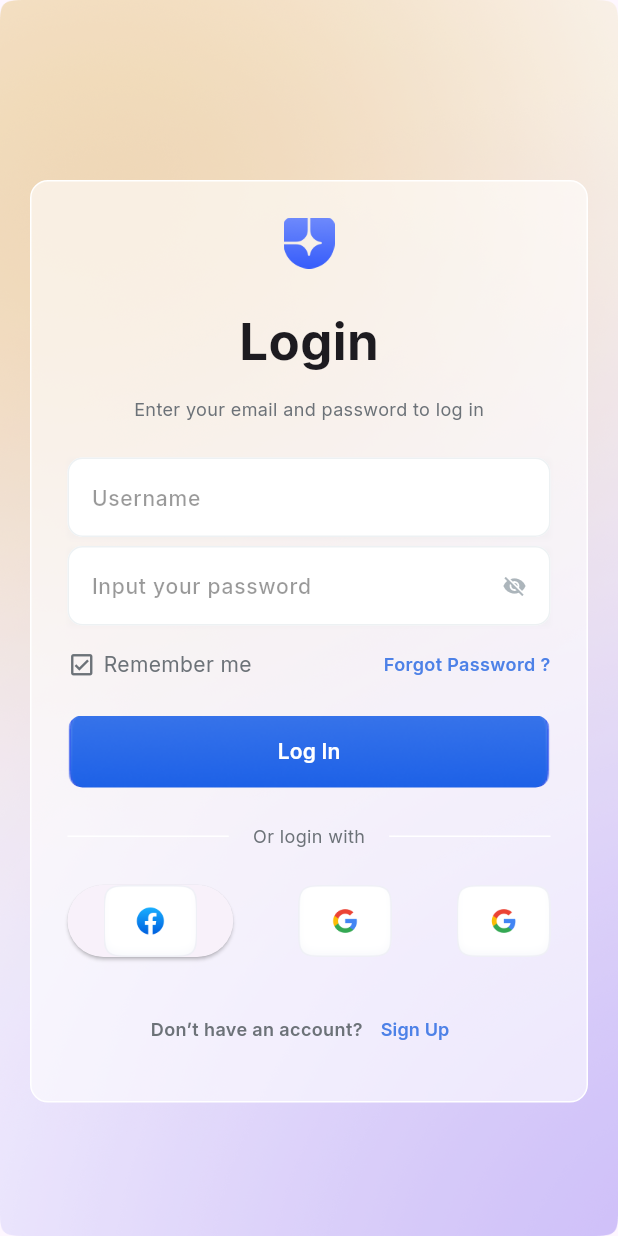
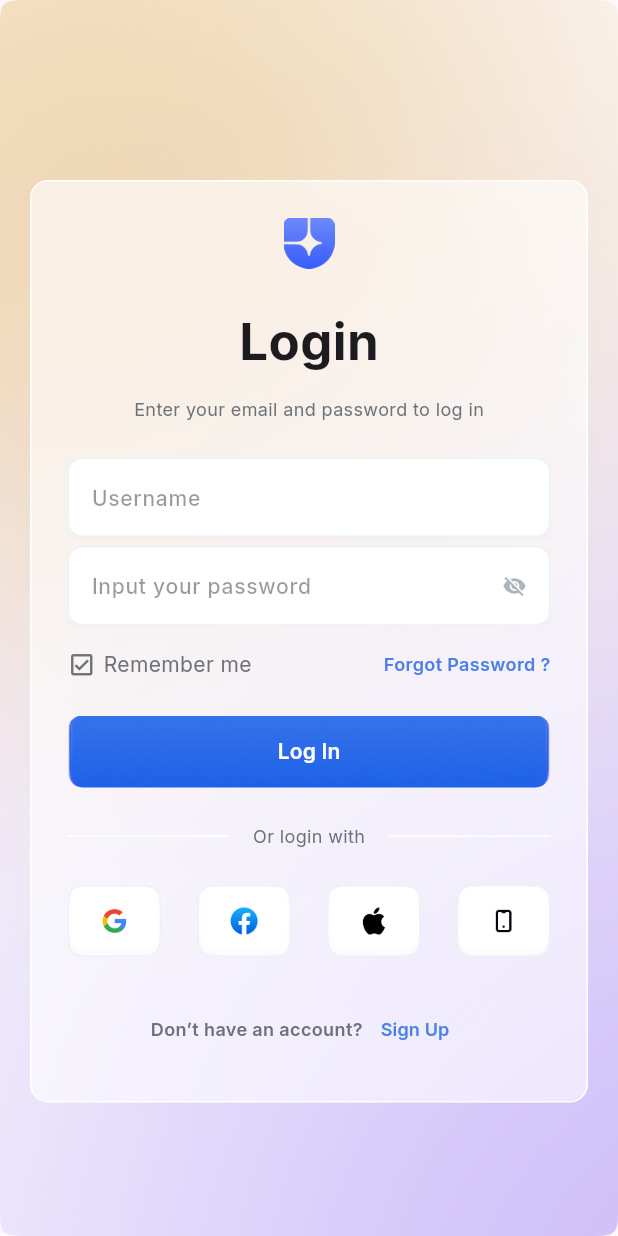
Before and after one commit to minipingu/veranza_labs, a Flutter app: the screen it shows after launch, on a phone screen of 412 x 824 dp. Run offline on Flutter 3.47's test engine with Material 3 defaults, Android fonts, the phone set to English and light mode, and no system bars; our stand-ins replace google_fonts.

Commit message:
reusable masssssss

```diff
--- /dev/null
+++ b/lib/pages/components/another_login.dart
@@ -0,0 +1,31 @@
+import 'package:flutter/material.dart';
+
+class AnotherLogin extends StatefulWidget {
+  final String path;
+  const new({super.key, required this.path});
+
+  @override
+  State<AnotherLogin> createState() => _AnotherLoginState();
+}
+
+class _AnotherLoginState extends State<AnotherLogin> {
+  @override
+  Widget build(BuildContext context) {
+    return Container(
+      width: 62.5,
+      height: 48,
+      decoration: BoxDecoration(
+        image: DecorationImage(image: AssetImage(widget.path)),
+      ),
+      child: ElevatedButton(
+        onPressed: () {},
+        style: ElevatedButton.styleFrom(
+          backgroundColor: Colors.transparent,
+          shadowColor: Colors.transparent,
+          shape: RoundedRectangleBorder(borderRadius: BorderRadius.zero),
+        ),
+        child: Container(),
+      ),
+    );
+  }
+}
--- a/lib/pages/login_screen.dart
+++ b/lib/pages/login_screen.dart
@@ -1,5 +1,6 @@
 import 'package:flutter/material.dart';
 import 'package:google_fonts/google_fonts.dart';
+import 'package:veranza_labs/pages/components/another_login.dart';
 
 class LoginScreen extends StatefulWidget {
   const new({super.key});
@@ -279,24 +280,13 @@ class _LoginScreenState extends State<LoginScreen> {
                         Row(
                           mainAxisAlignment: .spaceBetween,
                           children: [
-                            ElevatedButton(
-                              onPressed: () {},
-                              child: Image.asset(
-                                'assets/icons/login_facebook.png',
-                                width: 62.5,
-                                height: 48,
-                              ),
+                            AnotherLogin(path: 'assets/icons/login_google.png'),
+                            AnotherLogin(
+                              path: 'assets/icons/login_facebook.png',
                             ),
-                            Image.asset(
-                              'assets/icons/login_google.png',
-                              width: 62.5,
-                              height: 48,
-                            ),
-                            Image.asset(
-                              'assets/icons/login_google.png',
-                              width: 62.5,
-                              height: 48,
-                            ),
+                            AnotherLogin(path: 'assets/icons/login_apple.png'),
+                            AnotherLogin(path: 'assets/icons/login_phone.png'),
+                            //facebook
                           ],
                         ),
                         Center(
```
